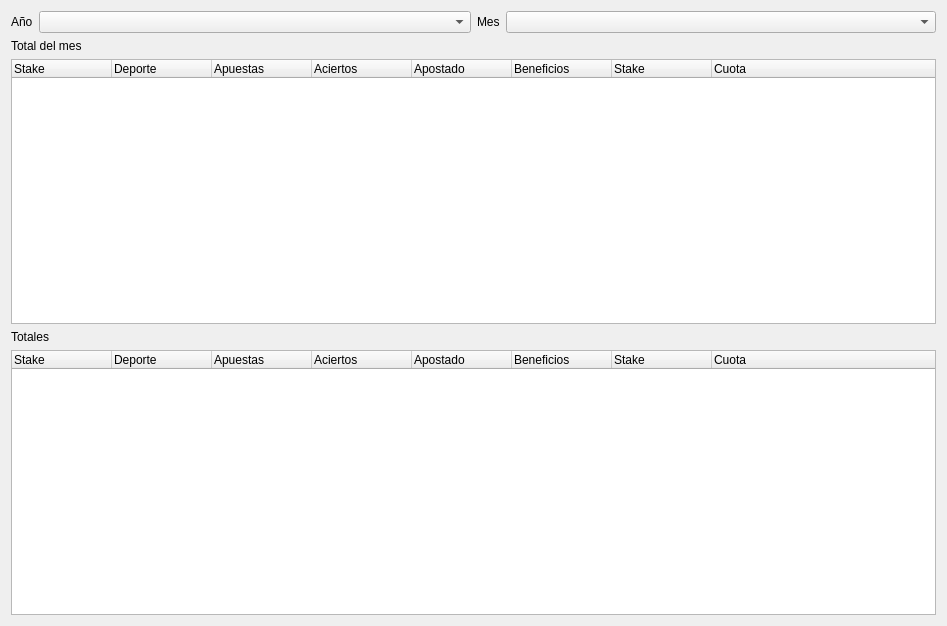
The window that ui/stats_stake.ui (soker90/betcon) describes before a commit, drawn with Qt 5.
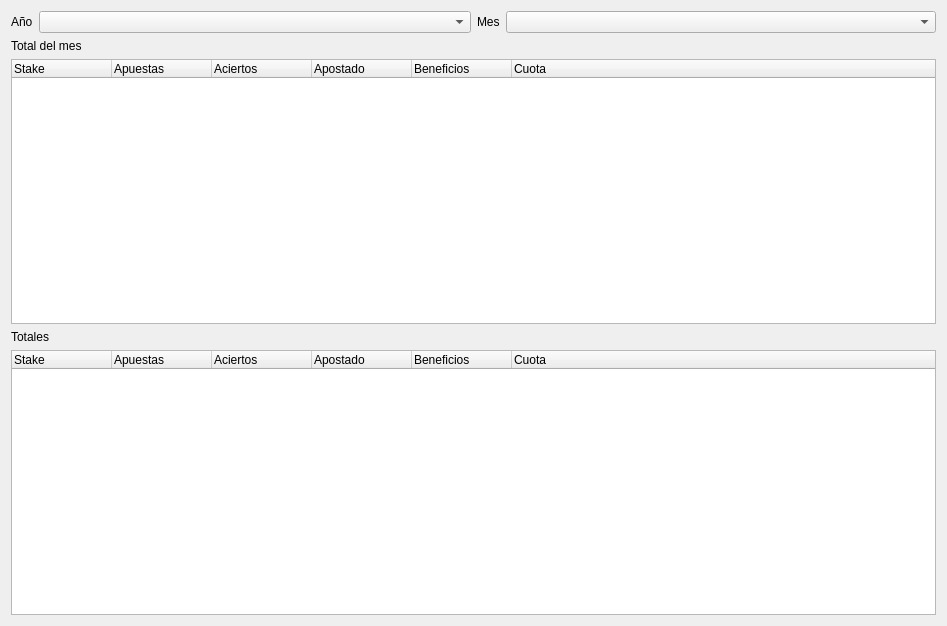
The same window after the commit.

Commit message: 1. Added stake stats

```diff
--- a/ui/stats_stake.ui
+++ b/ui/stats_stake.ui
@@ -60,11 +60,6 @@
        <string>Stake</string>
       </property>
      </column>
-     <column>
-      <property name="text">
-       <string>Deporte</string>
-      </property>
-     </column>
      <column>
       <property name="text">
        <string>Apuestas</string>
@@ -85,11 +80,6 @@
        <string>Beneficios</string>
       </property>
      </column>
-     <column>
-      <property name="text">
-       <string>Stake</string>
-      </property>
-     </column>
      <column>
       <property name="text">
        <string>Cuota</string>
@@ -111,11 +101,6 @@
        <string>Stake</string>
       </property>
      </column>
-     <column>
-      <property name="text">
-       <string>Deporte</string>
-      </property>
-     </column>
      <column>
       <property name="text">
        <string>Apuestas</string>
@@ -136,11 +121,6 @@
        <string>Beneficios</string>
       </property>
      </column>
-     <column>
-      <property name="text">
-       <string>Stake</string>
-      </property>
-     </column>
      <column>
       <property name="text">
        <string>Cuota</string>
```
The commit also changes 5 other files.
